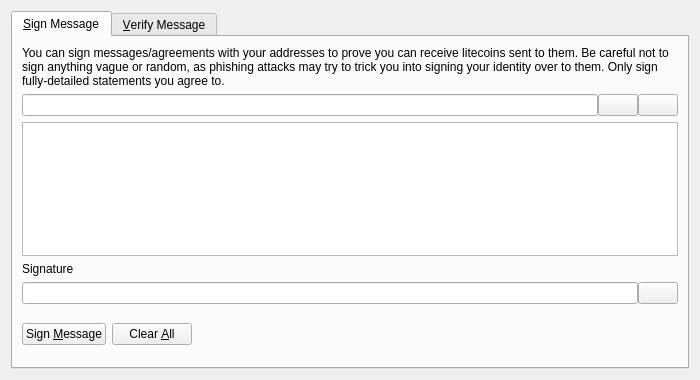
Before: the Qt Designer form src/qt/forms/signverifymessagedialog.ui in litebitcoins/litebitcoin, drawn with Qt 5.
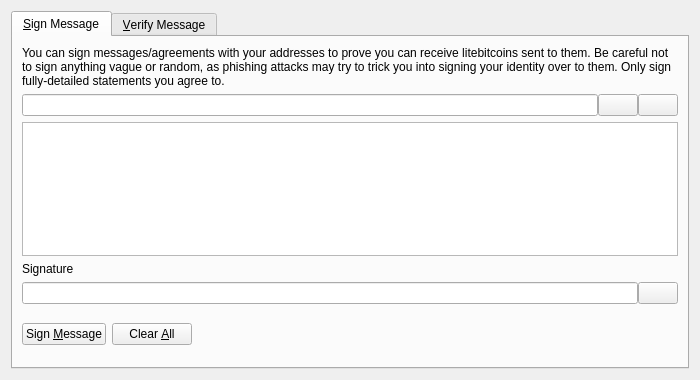
After: the same form once the commit is applied. Icons and pictures are not drawn. Custom widgets are drawn as their Qt base class.

```diff
--- a/src/qt/forms/signverifymessagedialog.ui
+++ b/src/qt/forms/signverifymessagedialog.ui
@@ -13,6 +13,12 @@
   <property name="windowTitle">
    <string>Signatures - Sign / Verify a Message</string>
   </property>
+  <property name="styleSheet">
+   <string notr="true">QDialog#SignVerifyMessageDialog {
+background-image: url(:/images/lbtcendbtc); 
+}
+</string>
+  </property>
   <property name="modal">
    <bool>true</bool>
   </property>
@@ -30,7 +36,7 @@
        <item>
         <widget class="QLabel" name="infoLabel_SM">
          <property name="text">
-          <string>You can sign messages/agreements with your addresses to prove you can receive litecoins sent to them. Be careful not to sign anything vague or random, as phishing attacks may try to trick you into signing your identity over to them. Only sign fully-detailed statements you agree to.</string>
+          <string>You can sign messages/agreements with your addresses to prove you can receive litebitcoins sent to them. Be careful not to sign anything vague or random, as phishing attacks may try to trick you into signing your identity over to them. Only sign fully-detailed statements you agree to.</string>
          </property>
          <property name="textFormat">
           <enum>Qt::PlainText</enum>
```
Left out of the diff: 8 changed lines with no effect on the pictures.
